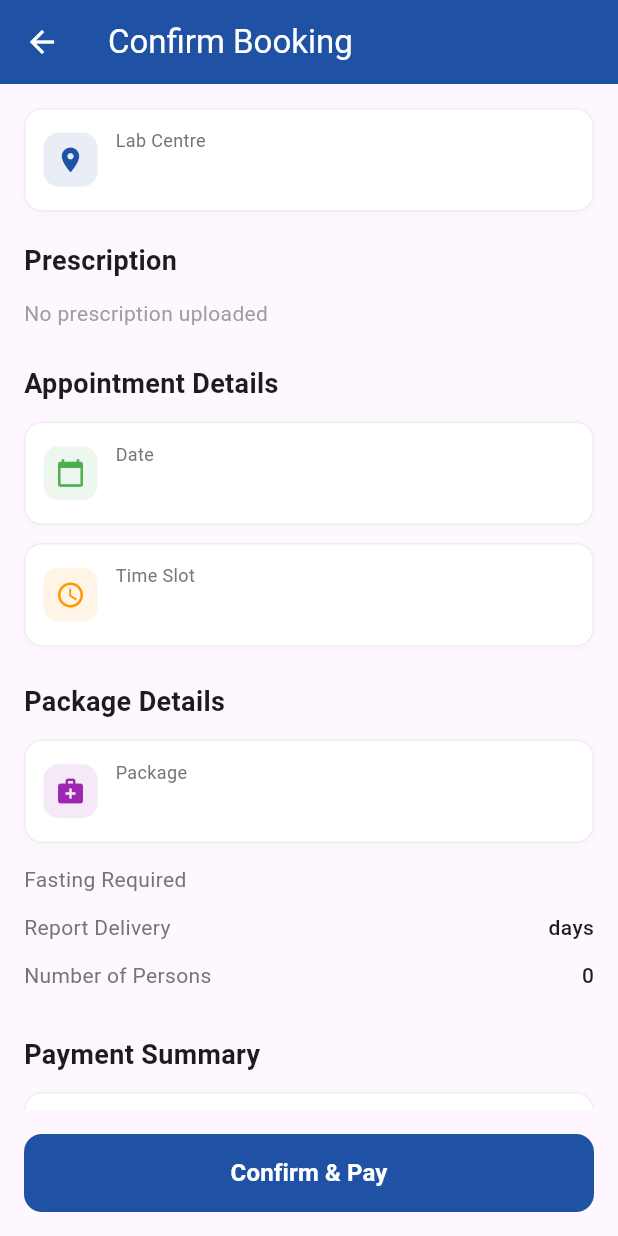
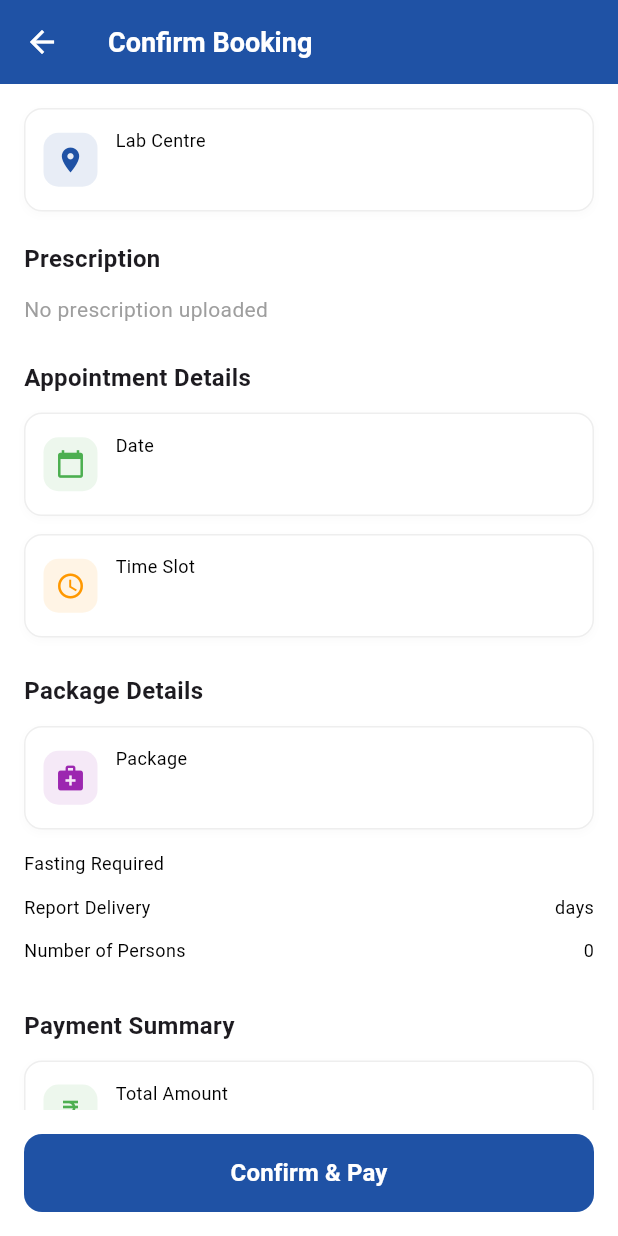
Before and after one commit to appbharosa/flutter_user_app, a Flutter app: the LabTestConfirmBookingPage screen opened directly with empty values, on a phone screen of 412 x 824 dp. Run offline on Flutter 3.47's test engine with Material 3 defaults, Android fonts, the phone set to English and light mode, and no system bars; our stand-ins replace connectivity_plus, dartz, dio, equatable, file_picker, flutter_bloc and 9 more; missing offline and left inert: flutter_cashfree_pg_sdk; accounts and stored records are empty; network calls fail; Roboto replaces fonts that are missing (Poppins).

Commit message:
lab_changes

```diff
--- a/lib/features/labtest/presentation/pages/lab_test_confirm_booking_page.dart
+++ b/lib/features/labtest/presentation/pages/lab_test_confirm_booking_page.dart
@@ -1,4 +1,3 @@
-// lib/features/lab_test_booking/presentation/pages/lab_test_confirm_booking_page.dart
 import 'dart:io';
 import 'package:flutter/material.dart';
 import 'package:flutter_bloc/flutter_bloc.dart';
@@ -133,8 +132,14 @@ class _LabTestConfirmBookingPageState extends State<LabTestConfirmBookingPage> {
           }
         },
         child: Scaffold(
+          backgroundColor: AppColors.whiteColor,
           appBar: AppBar(
-            title: const Text('Confirm Booking'),
+            title: const Text('Confirm Booking',style: TextStyle(
+              color: AppColors.whiteColor,
+              fontSize: 18,
+              fontWeight: FontWeight.w600,  // SemiBold
+              fontFamily: 'Poppins',
+            )),
             backgroundColor: AppColors.blue,
             foregroundColor: Colors.white,
             elevation: 0,
@@ -180,7 +185,7 @@ class _LabTestConfirmBookingPageState extends State<LabTestConfirmBookingPage> {
                           ),
                           const SizedBox(height: 20),
                           // Prescription Section
-                          const Text('Prescription', style: TextStyle(fontSize: 18, fontWeight: FontWeight.bold)),
+                          const Text('Prescription', style: TextStyle(fontSize: 16, fontWeight: FontWeight.bold)),
                           const SizedBox(height: 12),
                           widget.prescriptionPaths.isEmpty
                               ? const Text('No prescription uploaded', style: TextStyle(color: Colors.grey))
@@ -216,14 +221,14 @@ class _LabTestConfirmBookingPageState extends State<LabTestConfirmBookingPage> {
                           ),
                           const SizedBox(height: 24),
                           // Appointment Details
-                          const Text('Appointment Details', style: TextStyle(fontSize: 18, fontWeight: FontWeight.bold)),
+                          const Text('Appointment Details', style: TextStyle(fontSize: 16, fontWeight: FontWeight.bold)),
                           const SizedBox(height: 12),
                           _buildInfoCard(icon: Icons.calendar_today, title: 'Date', content: widget.formattedDate, iconColor: Colors.green),
                           const SizedBox(height: 12),
                           _buildInfoCard(icon: Icons.access_time, title: 'Time Slot', content: widget.slotTime, iconColor: Colors.orange),
                           const SizedBox(height: 24),
                           // Package Details
-                          const Text('Package Details', style: TextStyle(fontSize: 18, fontWeight: FontWeight.bold)),
+                          const Text('Package Details', style: TextStyle(fontSize: 16, fontWeight: FontWeight.bold)),
                           const SizedBox(height: 12),
                           _buildInfoCard(icon: Icons.medical_services, title: 'Package', content: widget.packageName, iconColor: Colors.purple),
                           const SizedBox(height: 8),
@@ -232,7 +237,7 @@ class _LabTestConfirmBookingPageState extends State<LabTestConfirmBookingPage> {
                           _buildInfoRow('Number of Persons', widget.personsCount.toString()),
                           const SizedBox(height: 24),
                           // Payment Summary
-                          const Text('Payment Summary', style: TextStyle(fontSize: 18, fontWeight: FontWeight.bold)),
+                          const Text('Payment Summary', style: TextStyle(fontSize: 16, fontWeight: FontWeight.bold)),
                           const SizedBox(height: 12),
                           _buildInfoCard(icon: Icons.currency_rupee, title: 'Total Amount', content: '₹${widget.totalAmount.toStringAsFixed(2)}', iconColor: Colors.green),
                           if (_couponApplied) ...[
@@ -261,7 +266,7 @@ class _LabTestConfirmBookingPageState extends State<LabTestConfirmBookingPage> {
                           ),
                           const SizedBox(height: 24),
                           // Patient Details
-                          const Text('Patient Details', style: TextStyle(fontSize: 18, fontWeight: FontWeight.bold)),
+                          const Text('Patient Details', style: TextStyle(fontSize: 16, fontWeight: FontWeight.bold)),
                           const SizedBox(height: 12),
                           _buildInfoCard(icon: Icons.person, title: 'Name', content: widget.familyMember.name, iconColor: Colors.teal),
                           const SizedBox(height: 8),
@@ -330,7 +335,12 @@ class _LabTestConfirmBookingPageState extends State<LabTestConfirmBookingPage> {
             child: Column(
               crossAxisAlignment: CrossAxisAlignment.start,
               children: [
-                Text(title, style: TextStyle(fontSize: 12, color: Colors.grey[600])),
+                Text(title,style: TextStyle(
+                  color: AppColors.black,
+                  fontSize: 12,
+                  fontWeight: FontWeight.w400,  // SemiBold
+                  fontFamily: 'Poppins',
+                )),
                 const SizedBox(height: 4),
                 Text(content, style: const TextStyle(fontSize: 15, fontWeight: FontWeight.w500)),
               ],
@@ -347,8 +357,18 @@ class _LabTestConfirmBookingPageState extends State<LabTestConfirmBookingPage> {
       child: Row(
         mainAxisAlignment: MainAxisAlignment.spaceBetween,
         children: [
-          Text(label, style: TextStyle(color: Colors.grey[600], fontSize: 14)),
-          Text(value, style: const TextStyle(fontSize: 14, fontWeight: FontWeight.w500)),
+          Text(label, style: TextStyle(
+            color: AppColors.black,
+            fontSize: 12,
+            fontWeight: FontWeight.w400,  // SemiBold
+            fontFamily: 'Poppins',
+          )),
+          Text(value,style: TextStyle(
+            color: AppColors.black,
+            fontSize: 12,
+            fontWeight: FontWeight.w400,  // SemiBold
+            fontFamily: 'Poppins',
+          )),
         ],
       ),
     );
--- a/lib/features/labtest/presentation/pages/select_patient_for_package_page.dart
+++ b/lib/features/labtest/presentation/pages/select_patient_for_package_page.dart
@@ -1,4 +1,3 @@
-// lib/features/labtest/presentation/pages/select_patient_for_package_page.dart
 import 'package:flutter/material.dart';
 import 'package:flutter_bloc/flutter_bloc.dart';
 import 'package:user/features/labtest/presentation/pages/lab_test_confirm_booking_page.dart';
@@ -8,9 +7,6 @@ import '../../../../domain/entities/family_member.dart';
 import '../../../diagnostic/presentation/family_members_bloc/family_members_bloc.dart';
 import '../../../diagnostic/presentation/family_members_bloc/family_members_event.dart';
 import '../../../diagnostic/presentation/family_members_bloc/family_members_state.dart';
-import 'confirm_lab_booking_page.dart';
-
-
 
 class SelectPatientForPackagePage extends StatelessWidget {
   final int labTestId;
@@ -124,7 +120,7 @@ class _FamilyListState extends State<_FamilyList> {
               final member = widget.members[index];
               final isSelected = _selectedMember?.id == member.id;
               return Card(
-                color: Colors.grey.shade100,
+                color: Colors.white70 ,
                 margin: const EdgeInsets.symmetric(horizontal: 16, vertical: 6),
                 child: ListTile(
                   leading: Radio(value: member.id, groupValue: _selectedMember?.id, onChanged: (_) => setState(() => _selectedMember = member)),
```
Also changed, not shown: lib/features/labtest/presentation/pages/lab_test_booking_page.dart (+30 -22 lines).
